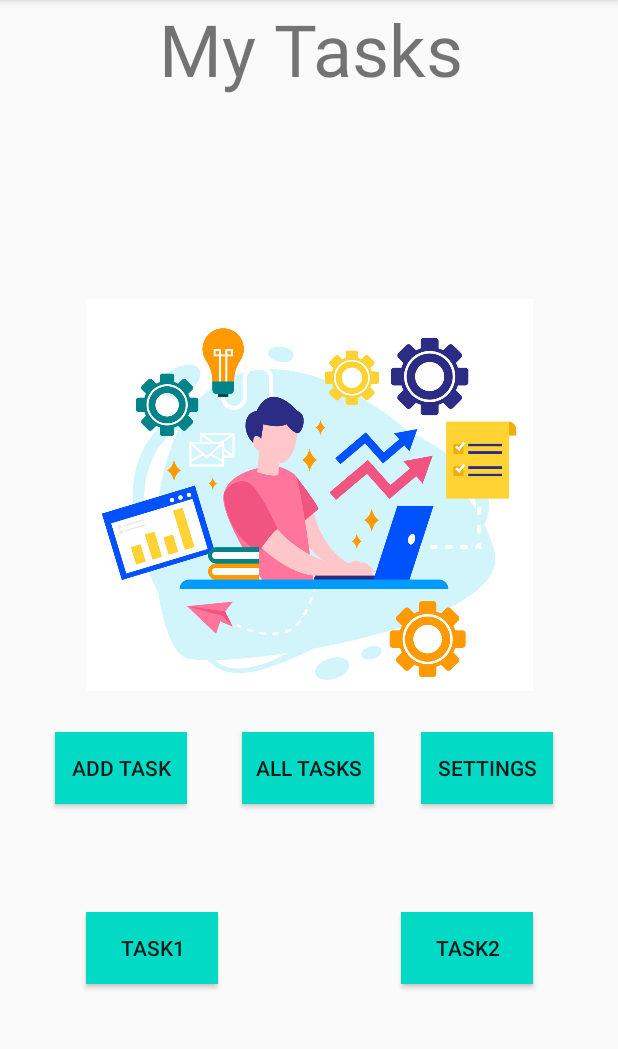
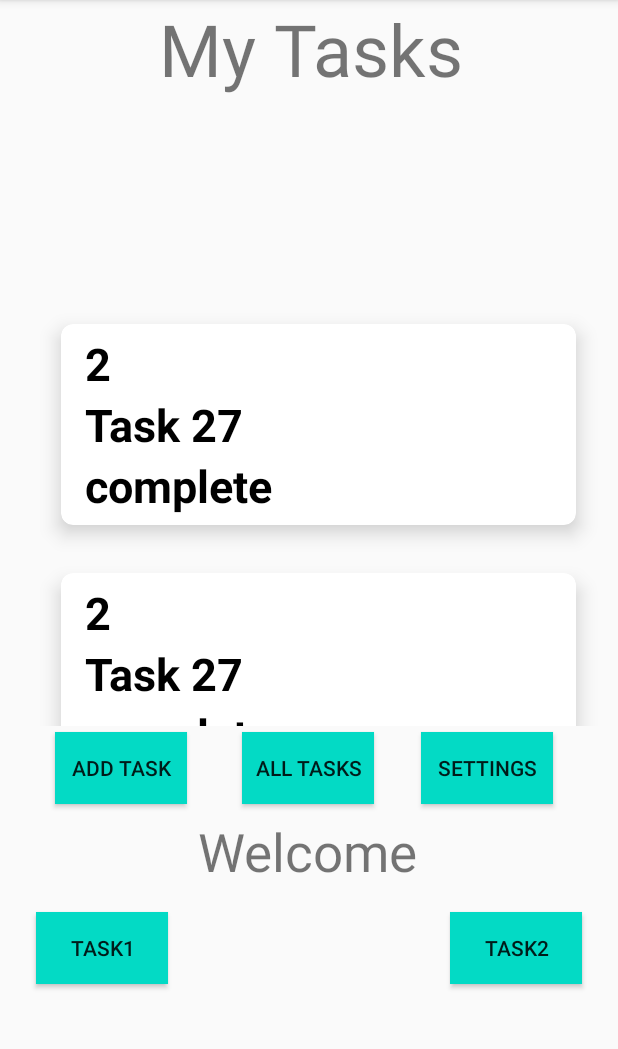
Before and after one commit to A7mad3bd/TaskMaster, an Android app: the screen it shows after launch (MainActivity), on a phone screen of 412 x 824 dp, the part 84-1133 px from its top. Run offline under Robolectric (Android 15) with nearby library versions, the phone set to English and light mode, and no system bars.

Commit message:
Lab28 + Fix(26+27)

```diff
--- a/app/src/main/AndroidManifest.xml
+++ b/app/src/main/AndroidManifest.xml
@@ -20,8 +20,7 @@
             android:exported="false" />
         <activity
             android:name=".AddingTask"
-            android:exported="false"
-            />
+            android:exported="false" />
         <activity
             android:name=".MainActivity"
             android:exported="true"
--- a/app/src/main/java/com/example/taskmaster/MainActivity.java
+++ b/app/src/main/java/com/example/taskmaster/MainActivity.java
@@ -1,13 +1,13 @@
 package com.example.taskmaster;
-
 
 import androidx.annotation.NonNull;
 import androidx.appcompat.app.AppCompatActivity;
-
+import androidx.recyclerview.widget.DefaultItemAnimator;
+import androidx.recyclerview.widget.LinearLayoutManager;
+import androidx.recyclerview.widget.RecyclerView;
 import android.content.Intent;
 import android.content.SharedPreferences;
 import android.os.Bundle;
-import android.preference.PreferenceManager;
 import android.util.Log;
 import android.view.Menu;
 import android.view.MenuItem;
@@ -16,24 +16,44 @@ import android.widget.Button;
 import android.widget.TextView;
 import android.widget.Toast;
 
+import com.example.taskmaster.Recyclerview.ViewAdapter;
+import com.example.taskmaster.Recyclerview.Task;
+
+import java.util.ArrayList;
+import java.util.List;
+
 
 public class MainActivity extends AppCompatActivity {
     private static final String TAG = "MainActivity";
-    private Button button, button1, button2;
+    private Button button, button1, button2, button0;
     private TextView mUsernameText;
+    RecyclerView rrecyclerview;
+    List<Task> Tasklist = new ArrayList<>();
+    ViewAdapter myadapter;
+    SharedPreferences sharedpreferencesmain;
 
 //    private static final String TAG = MainActivity.class.getSimpleName();
 
     @Override
     protected void onCreate(Bundle savedInstanceState) {
-        // this is a good place to do initial
-        // set up like click listeners etc
+
         super.onCreate(savedInstanceState);
         setContentView(R.layout.activity_main);
-        Button btnSubmit = findViewById(R.id.btn_submit);
-        mUsernameText = findViewById(R.id.Write_your_username);
+
+
+        mUsernameText = (TextView) findViewById(R.id.username);
+        sharedpreferencesmain = getSharedPreferences("SHARED_PREF", MODE_PRIVATE);
+        String usernamemain = sharedpreferencesmain.getString("username", "");
+        mUsernameText.setText(usernamemain);
+        rrecyclerview = findViewById(R.id.rere);
+        rrecyclerview.setLayoutManager(new LinearLayoutManager(this));
+        myadapter = new ViewAdapter(MainActivity.this, Tasklist);
+//        Tasklist = new ArrayList<>();
+        SetAdapter();
+        AddTakInfo();
 
         Log.i(TAG, "onCreate: Called");
+
 
         button = (Button) findViewById(R.id.ADDTASK);
         button.setOnClickListener(new View.OnClickListener() {
@@ -80,7 +100,44 @@ public class MainActivity extends AppCompatActivity {
                 startActivity(Task2);
             }
         });
+
+
+
     }
+
+    private void AddTakInfo() {
+        Task taskel=new Task("1", "Task 26 ", "complete");
+        Tasklist.add(taskel);
+        Task taskel1=new Task("2", "Task 27 ", "complete");
+        Tasklist.add(taskel1);
+//        Tasklist.add(new Task("2", "Task 27 ", "in progress"));
+
+// assigned
+// in progress
+// complete
+    }
+
+    private void SetAdapter() {
+        ViewAdapter adapter = new ViewAdapter(Tasklist);
+//        adapter.setOnClickListener(new View.OnClickListener() {
+//            @Override
+//            public void onClick(View view) {
+//                Intent Task1 = new Intent(MainActivity.this, Task_Detail.class);
+//                Task1.putExtra("title", Task.title);
+//                Task1.putExtra("body", Task.body);
+//                Task1.putExtra("state", Task.state);
+//
+//                startActivity(Task1);
+//            }
+//        });
+        RecyclerView.LayoutManager layoutManager = new LinearLayoutManager(getApplicationContext());
+        rrecyclerview.setLayoutManager(layoutManager);
+        rrecyclerview.setItemAnimator(new DefaultItemAnimator());
+        rrecyclerview.setAdapter(adapter);
+
+    }
+
+
 
     public void openActivity1() {
         Intent intent = new Intent(this, AllTasks.class);
@@ -149,14 +206,6 @@ public class MainActivity extends AppCompatActivity {
         }
     }
 
-    private void setUsername() {
-        // get text out of shared preference
-        SharedPreferences sharedPreferences = PreferenceManager.getDefaultSharedPreferences(this);
-        // set text on text view address widget
-        mUsernameText.setText(sharedPreferences.getString(Settings.USERNAME, "No Username Set"));
-    }
-
-
     @Override
     protected void onStart() {
         super.onStart();
@@ -172,15 +221,14 @@ public class MainActivity extends AppCompatActivity {
     @Override
     protected void onResume() {
         Log.i(TAG, "onResume: called - The App is VISIBLE");
-
         super.onResume();
     }
 
     @Override
     protected void onPause() {
         Log.i(TAG, "onPause: called");
-        setUsername();
-        getusername();
+        System.out.println(Tasklist);
+
         super.onPause();
 
     }
--- /dev/null
+++ b/app/src/main/java/com/example/taskmaster/Recyclerview/Task.java
@@ -0,0 +1,42 @@
+package com.example.taskmaster.Recyclerview;
+
+public class Task {
+
+    public static String title;
+    public static String body;
+    public static String state ;
+
+    public Task(String title, String body, String state) {
+        this.title = title;
+        this.body = body;
+        this.state = state;
+    }
+
+    public static void setTitle(String title) {
+        Task.title = title;
+    }
+
+    public static void setBody(String body) {
+        Task.body = body;
+    }
+
+    public static void setState(String state) {
+        Task.state = state;
+    }
+
+
+
+    public String getTitle() {
+        return title;
+    }
+
+    public String getBody() {
+        return body;
+    }
+
+    public String getState() {
+        return state;
+    }
+
+
+}
--- /dev/null
+++ b/app/src/main/java/com/example/taskmaster/Recyclerview/ViewAdapter.java
@@ -0,0 +1,61 @@
+package com.example.taskmaster.Recyclerview;
+import android.content.Context;
+import android.view.LayoutInflater;
+import android.view.View;
+import android.view.ViewGroup;
+import android.widget.TextView;
+import androidx.annotation.NonNull;
+import androidx.recyclerview.widget.RecyclerView;
+
+import com.example.taskmaster.R;
+
+import java.util.List;
+
+public class ViewAdapter extends RecyclerView.Adapter<ViewAdapter.MyViewHolder> {
+
+    Context context;
+    List<Task> Taskslist;
+
+
+    public ViewAdapter(Context context, List<Task> Taskslist) {
+        this.context = context;
+        this.Taskslist = Taskslist;
+    }
+
+    public ViewAdapter(List<Task> tasklist) {
+        this.Taskslist = tasklist;
+    }
+    @NonNull
+    @Override
+    public ViewAdapter.MyViewHolder onCreateViewHolder(@NonNull ViewGroup parent, int viewType) {
+        LayoutInflater layoutInflater = LayoutInflater.from(parent.getContext());
+        View v= layoutInflater.inflate(R.layout.item,parent,false);
+        return new MyViewHolder(v);
+    }
+
+
+    public void onBindViewHolder(@NonNull ViewAdapter.MyViewHolder holder, int position) {
+
+        holder.Title.setText(Taskslist.get(position).getTitle());
+        holder.Body.setText(Taskslist.get(position).getBody());
+        holder.State.setText(Taskslist.get(position).getState());
+    }
+
+    @Override
+    public int getItemCount() {
+        return Taskslist.size();
+    }
+
+
+
+    class MyViewHolder extends RecyclerView.ViewHolder{
+                TextView Title, Body, State;
+        public MyViewHolder(@NonNull View itemView) {
+            super(itemView);
+            Title = itemView.findViewById(R.id.Title);
+            Body = itemView.findViewById(R.id.Body);
+            State = itemView.findViewById(R.id.State);
+        }
+    }
+
+}
--- a/app/src/main/java/com/example/taskmaster/Settings.java
+++ b/app/src/main/java/com/example/taskmaster/Settings.java
@@ -5,6 +5,7 @@ import androidx.annotation.NonNull;
 import androidx.appcompat.app.ActionBar;
 import androidx.appcompat.app.AppCompatActivity;
 
+import android.annotation.SuppressLint;
 import android.content.Intent;
 import android.content.SharedPreferences;
 import android.os.Bundle;
@@ -30,56 +31,27 @@ public class Settings extends AppCompatActivity {
     private static final String TAG = Settings.class.getSimpleName();
     public static final String USERNAME = "UserName";
     private EditText mUsernameEditText;
+    Button btnSubmit;
+    SharedPreferences sharedPreferences;
 
     @Override
     protected void onCreate(Bundle savedInstanceState) {
         super.onCreate(savedInstanceState);
         setContentView(R.layout.activity_settings);
 
+        sharedPreferences = getSharedPreferences("SHARED_PREF", MODE_PRIVATE);
         mUsernameEditText = findViewById(R.id.Write_your_username);
-        Button btnSubmit = findViewById(R.id.btn_submit);
-
-        Button button = findViewById(R.id.btn_submit);
-//        button.setOnClickListener(new View.OnClickListener() {
-//            @Override
-//            public void onClick(View view) {
-//
-//                TextInputEditText textInputEditText = findViewById(R.id.Write_your_username);
-//                String username = textInputEditText.getText().toString();
-//
-//                SharedPreferences sharedPreferences = PreferenceManager.getDefaultSharedPreferences(Settings.this);
-//
-//                SharedPreferences.Editor share = sharedPreferences.edit();
-//                share.putString("username",username);
-//                share.apply();
-//
-//                Toast.makeText(Settings.this,username,Toast.LENGTH_LONG).show();
-//                Intent Addusername= new Intent(Settings.this,MainActivity.class);
-//                startActivity(Addusername);
-//            }
-//        });
-
-
-
-
-
+        btnSubmit = findViewById(R.id.btn_submit);
 
         btnSubmit.setOnClickListener(view -> {
             Log.i(TAG, "Save button clicked");
 
-            TextInputEditText textInputEditText = findViewById(R.id.Write_your_username);
-            String username = textInputEditText.getText().toString();
 
-            SharedPreferences sharedPreferences = PreferenceManager.getDefaultSharedPreferences(Settings.this);
-
-            SharedPreferences.Editor share = sharedPreferences.edit();
-            share.putString("username",username);
-            share.apply();
-            // make sure the mUsernameEditText is greater than 10 characters
-            if (mUsernameEditText.getText().toString().length() >= 10) {
+//            // make sure the mUsernameEditText is greater than 10 characters
+            if (mUsernameEditText.getText().toString().length() >= 4 && mUsernameEditText.getText().toString().length() <= 10) {
                 saveUsername();
             } else {
-                Toast.makeText(this, "Add a longer Username", Toast.LENGTH_SHORT).show();
+                Toast.makeText(this, "Add a Username lenth 4-10", Toast.LENGTH_SHORT).show();
             }
 
             // Check if no view has focus: https://stackoverflow.com/questions/1109022/how-to-close-hide-the-android-soft-keyboard-programmatically
@@ -88,6 +60,7 @@ public class Settings extends AppCompatActivity {
                 InputMethodManager imm = (InputMethodManager) getSystemService(Context.INPUT_METHOD_SERVICE);
                 imm.hideSoftInputFromWindow(view2.getWindowToken(), 0);
             }
+//            String username = mUsernameEditText.getText().toString();
         });
 
         mUsernameEditText.addTextChangedListener(new TextWatcher() {
@@ -117,13 +90,16 @@ public class Settings extends AppCompatActivity {
     }
 
     private void saveUsername() {
+
         String username = mUsernameEditText.getText().toString();
 
-        SharedPreferences sharedPreferences = PreferenceManager.getDefaultSharedPreferences(this);
-        SharedPreferences.Editor preferenceEditor = sharedPreferences.edit();
+        SharedPreferences.Editor editor=sharedPreferences.edit();
+        editor.putString("username",username);
+        editor.apply();
 
-        preferenceEditor.putString(USERNAME, username);
-        preferenceEditor.apply();
+        Intent intent=new Intent(Settings.this,MainActivity.class);
+        startActivity(intent);
+        finish();
 
         Toast.makeText(this, "Username Saved", Toast.LENGTH_SHORT).show();
     }
@@ -171,6 +147,7 @@ public class Settings extends AppCompatActivity {
                 return super.onOptionsItemSelected(item);
         }
     }
+
     private void navigateToMain() {
         Intent settingsIntent = new Intent(this, MainActivity.class);
         startActivity(settingsIntent);
--- a/app/src/main/java/com/example/taskmaster/Task_Detail.java
+++ b/app/src/main/java/com/example/taskmaster/Task_Detail.java
@@ -2,8 +2,12 @@ package com.example.taskmaster;
 
 import androidx.appcompat.app.AppCompatActivity;
 
+import android.content.Intent;
+import android.content.SharedPreferences;
 import android.os.Bundle;
 import android.widget.TextView;
+
+import com.example.taskmaster.Recyclerview.ViewAdapter;
 
 public class Task_Detail extends AppCompatActivity {
 
@@ -11,15 +15,35 @@ public class Task_Detail extends AppCompatActivity {
     protected void onCreate(Bundle savedInstanceState) {
         super.onCreate(savedInstanceState);
         setContentView(R.layout.activity_task_detail);
-        getTask();
+
+        getData();
+
+
     }
 
+    public void getData() {
 
-    public void getTask() {
 
-        TextView textView = findViewById(R.id.Task_name);
-        String task = getIntent().getExtras().get("title").toString();
-        textView.setText(task);
+        TextView Task_Title__String = findViewById(R.id.Task_name);
 
+        String Tasktitle = getIntent().getExtras().get("title").toString();
+        Task_Title__String.setText(Tasktitle);
+
+
+
+        //     Intent intent = getIntent();
+        //        TextView Task_Body_String = findViewById(R.id.Task_Body);
+//        TextView Task_State_String = findViewById(R.id.Task_State);
+//        if (intent != null) {
+//            String Tasktitle = getIntent().getExtras().get("title").toString();
+//            Task_Title__String.setText(Tasktitle);
+//
+//            String Taskbody = getIntent().getExtras().get("body").toString();
+//            Task_Body_String.setText(Taskbody);
+//
+//            String Taskstate = getIntent().getExtras().get("state").toString();
+//            Task_State_String.setText(Taskstate);
+//
+//        }
     }
 }
--- a/app/src/main/res/layout/activity_main.xml
+++ b/app/src/main/res/layout/activity_main.xml
@@ -15,7 +15,7 @@
         android:background="@color/teal_200"
         android:text="Task2"
         app:layout_constraintEnd_toEndOf="parent"
-        app:layout_constraintHorizontal_bias="0.826"
+        app:layout_constraintHorizontal_bias="0.925"
         app:layout_constraintStart_toStartOf="parent"
         app:layout_constraintTop_toTopOf="parent" />
 
@@ -27,7 +27,7 @@
         android:background="@color/teal_200"
         android:text="Task1"
         app:layout_constraintEnd_toEndOf="parent"
-        app:layout_constraintHorizontal_bias="0.176"
+        app:layout_constraintHorizontal_bias="0.074"
         app:layout_constraintStart_toStartOf="parent"
         app:layout_constraintTop_toTopOf="parent" />
 
@@ -55,21 +55,19 @@
         tools:ignore="MissingConstraints"
         tools:layout_editor_absoluteY="58dp" />
 
-
-    <ImageView
-        android:id="@+id/imageView2"
-        android:layout_width="298dp"
-        android:layout_height="268dp"
-        android:layout_marginTop="196dp"
-        app:layout_constraintEnd_toEndOf="parent"
-        app:layout_constraintHorizontal_bias="0.5"
-        app:layout_constraintStart_toStartOf="parent"
-        app:layout_constraintTop_toTopOf="parent"
-        app:srcCompat="@drawable/__8ygfkyb0yo6hc_vnscga9a"
-        tools:ignore="MissingConstraints" />
+    <!--    <ImageView-->
+    <!--        android:id="@+id/imageView2"-->
+    <!--        android:layout_width="298dp"-->
+    <!--        android:layout_height="268dp"-->
+    <!--        android:layout_marginTop="196dp"-->
+    <!--        app:layout_constraintEnd_toEndOf="parent"-->
+    <!--        app:layout_constraintHorizontal_bias="0.5"-->
+    <!--        app:layout_constraintStart_toStartOf="parent"-->
+    <!--        app:layout_constraintTop_toTopOf="parent"-->
+    <!--        app:srcCompat="@drawable/__8ygfkyb0yo6hc_vnscga9a"-->
+    <!--        tools:ignore="MissingConstraints" />-->
 
     <!--    app:layout_constraintBottom_toTopOf="@+id/greeting_text"-->
-
     <Button
         android:id="@+id/AllTasks"
         android:layout_width="wrap_content"
@@ -95,15 +93,62 @@
         app:layout_constraintTop_toTopOf="parent" />
 
     <TextView
-        android:id="@+id/username"
+        android:id="@+id/welcome"
         android:layout_width="wrap_content"
         android:layout_height="wrap_content"
         android:layout_marginTop="544dp"
-        android:text=""
-        android:textSize="50dp"
+        android:text="Welcome"
+        android:textSize="35dp"
         app:layout_constraintEnd_toEndOf="parent"
         app:layout_constraintHorizontal_bias="0.498"
         app:layout_constraintStart_toStartOf="parent"
         app:layout_constraintTop_toTopOf="parent" />
 
+    <TextView
+        android:id="@+id/username"
+        android:layout_width="wrap_content"
+        android:layout_height="wrap_content"
+        android:layout_marginTop="604dp"
+        android:text=""
+        android:textSize="25dp"
+        app:layout_constraintEnd_toEndOf="parent"
+        app:layout_constraintStart_toStartOf="parent"
+        app:layout_constraintTop_toTopOf="parent" />
+
+<!--    <androidx.recyclerview.widget.RecyclerView-->
+<!--        android:layout_width="375dp"-->
+<!--        android:layout_height="284dp"-->
+<!--        android:id="@+id/rere"-->
+<!--        app:layout_constraintBottom_toTopOf="@+id/Settings"-->
+<!--        app:layout_constraintTop_toBottomOf="@+id/textView"-->
+<!--        app:layout_constraintVertical_bias="0.425"-->
+<!--        tools:layout_editor_absoluteX="29dp"-->
+<!--        tools:ignore="MissingConstraints" />-->
+
+
+<!--    <androidx.recyclerview.widget.RecyclerView-->
+<!--        android:id="@+id/rere"-->
+<!--        android:layout_width="375dp"-->
+<!--        android:layout_height="284dp"-->
+<!--        app:layout_constraintBottom_toBottomOf="parent"-->
+<!--        app:layout_constraintEnd_toEndOf="parent"-->
+<!--        app:layout_constraintHorizontal_bias="0.666"-->
+<!--        app:layout_constraintStart_toStartOf="parent"-->
+<!--        app:layout_constraintTop_toTopOf="parent"-->
+<!--        app:layout_constraintVertical_bias="0.407" />-->
+
+    <androidx.recyclerview.widget.RecyclerView
+        android:id="@+id/rere"
+        android:layout_width="375dp"
+        android:layout_height="284dp"
+        app:layout_constraintBottom_toBottomOf="parent"
+        app:layout_constraintEnd_toEndOf="parent"
+        app:layout_constraintHorizontal_bias="0.666"
+        app:layout_constraintStart_toStartOf="parent"
+        app:layout_constraintTop_toTopOf="parent"
+        app:layout_constraintVertical_bias="0.407"
+        android:layout_marginTop="5dp"
+        tools:layout_editor_absoluteX="2dp"
+        tools:layout_editor_absoluteY="148dp" />
+
 </androidx.constraintlayout.widget.ConstraintLayout>
--- a/app/src/main/res/layout/activity_settings.xml
+++ b/app/src/main/res/layout/activity_settings.xml
@@ -7,7 +7,7 @@
     tools:context=".Settings">
 
 
-    <com.google.android.material.textfield.TextInputEditText
+    <EditText
         android:id="@+id/Write_your_username"
         android:layout_width="0dp"
         android:layout_height="wrap_content"
--- a/app/src/main/res/layout/activity_task_detail.xml
+++ b/app/src/main/res/layout/activity_task_detail.xml
@@ -7,31 +7,39 @@
     tools:context=".Task_Detail">
 
     <TextView
+        android:id="@+id/Task_State"
+        android:layout_width="wrap_content"
+        android:layout_height="wrap_content"
+        android:layout_marginBottom="88dp"
+        android:text="State"
+        android:textSize="50dp"
+        app:layout_constraintBottom_toBottomOf="parent"
+        app:layout_constraintEnd_toEndOf="parent"
+        app:layout_constraintHorizontal_bias="0.498"
+        app:layout_constraintStart_toStartOf="parent"/>
+
+    <TextView
         android:id="@+id/Task_name"
         android:layout_width="wrap_content"
         android:layout_height="wrap_content"
-        android:layout_marginTop="80dp"
+        android:layout_marginTop="108dp"
         android:text="Task1"
         android:textSize="50dp"
         app:layout_constraintEnd_toEndOf="parent"
-        app:layout_constraintHorizontal_bias="0.498"
         app:layout_constraintStart_toStartOf="parent"
         app:layout_constraintTop_toTopOf="parent" />
 
     <TextView
-        android:id="@+id/textView6"
+        android:id="@+id/Task_Body"
         android:layout_width="275dp"
         android:layout_height="146dp"
         android:text="Lorem Ipsum is simply dummy text of the printing and typesetting industry. Lorem Ipsum has been the industry's standard dummy text ever since the 1500s, when an unknown printer took a galley of type and scrambled it to make a type specimen book. It has survived not only five centuries, but also the leap into electronic typesetting, remaining essentially unchanged. It was popularised in the 1960s with the release of Letraset sheets containing Lorem Ipsum passages, and more recently with desktop publishing software like Aldus PageMaker including versions of Lorem Ipsum."
         android:textSize="13dp"
         app:layout_constraintBottom_toBottomOf="parent"
         app:layout_constraintEnd_toEndOf="parent"
-        app:layout_constraintHorizontal_bias="0.482"
         app:layout_constraintStart_toStartOf="parent"
         app:layout_constraintTop_toBottomOf="@+id/Task_name"
-        app:layout_constraintVertical_bias="0.38" />
-
-
+        app:layout_constraintVertical_bias="0.307" />
 
 
 </androidx.constraintlayout.widget.ConstraintLayout>
--- /dev/null
+++ b/app/src/main/res/layout/item.xml
@@ -0,0 +1,75 @@
+<?xml version="1.0" encoding="utf-8"?>
+<androidx.cardview.widget.CardView xmlns:android="http://schemas.android.com/apk/res/android"
+    xmlns:app="http://schemas.android.com/apk/res-auto"
+    android:layout_width="match_parent"
+    android:layout_height="wrap_content"
+    android:layout_margin="16dp"
+    app:cardCornerRadius="8dp"
+    app:cardElevation="8dp">
+
+    <LinearLayout
+        android:layout_width="wrap_content"
+        android:layout_height="wrap_content"
+        android:layout_marginVertical="6dp"
+        android:layout_marginStart="16dp"
+        android:orientation="vertical">
+
+        <LinearLayout
+            android:layout_width="wrap_content"
+            android:layout_height="wrap_content"
+            android:gravity="center_vertical"
+            android:orientation="horizontal">
+
+
+            <TextView
+                android:layout_width="wrap_content"
+                android:layout_height="wrap_content"
+                android:text="Task 1"
+                android:id="@+id/Title"
+                android:textColor="@color/black"
+                android:textSize="30sp"
+                android:textStyle="bold" />
+        </LinearLayout>
+
+
+        <LinearLayout
+            android:layout_width="wrap_content"
+            android:layout_height="wrap_content"
+            android:gravity="center_vertical"
+            android:orientation="horizontal">
+
+
+            <TextView
+                android:layout_width="wrap_content"
+                android:layout_height="wrap_content"
+                android:text="..."
+                android:id="@+id/Body"
+                android:textColor="@color/black"
+                android:textSize="30sp"
+                android:textStyle="bold" />
+        </LinearLayout>
+
+
+        <LinearLayout
+            android:layout_width="wrap_content"
+            android:layout_height="wrap_content"
+            android:gravity="center_vertical"
+            android:orientation="horizontal">
+
+
+            <TextView
+                android:layout_width="wrap_content"
+                android:layout_height="wrap_content"
+                android:text="Finished"
+                android:id="@+id/State"
+                android:textColor="@color/black"
+                android:textSize="30sp"
+                android:textStyle="bold" />
+        </LinearLayout>
+
+
+
+    </LinearLayout>
+
+
+</androidx.cardview.widget.CardView>
--- a/app/src/main/res/values/strings.xml
+++ b/app/src/main/res/values/strings.xml
@@ -8,5 +8,4 @@
     <string name="action_copyright">Copyright</string>
 
 
-
 </resources>
```
Also changed, not shown: 2 other files.
